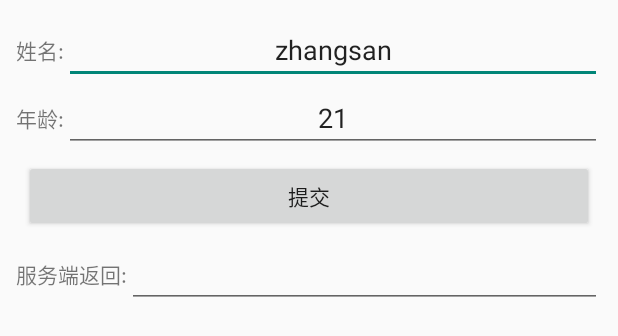
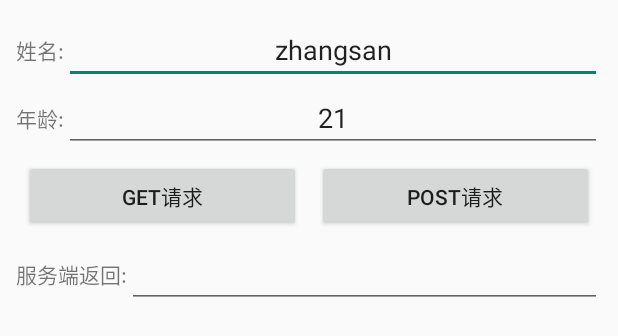
Before and after one commit to yangshangwei/AndroidTourist, an Android app: the layout activity_login.xml on its own in the app's theme, with its tools: preview values and no code run, on a phone screen of 412 x 824 dp. Shown: the top 336 px of the screen. Run offline under Robolectric (Android 15) with nearby library versions, the phone set to English and light mode, and no system bars.

Commit message:
将Get和Post请求区分开来

```diff
--- a/androidbase/src/main/res/layout/activity_login.xml
+++ b/androidbase/src/main/res/layout/activity_login.xml
@@ -49,12 +49,26 @@
 
     </LinearLayout>
 
+    <LinearLayout
+        android:layout_width="match_parent"
+        android:layout_height="wrap_content">
     <Button
-        android:id="@+id/id_btn_submit"
-        android:layout_width="match_parent"
+        android:id="@+id/id_btn_get_submit"
+        android:layout_width="0dp"
         android:layout_height="wrap_content"
+        android:layout_weight="1"
         android:layout_margin="5dp"
-        android:text="@string/submit" />
+        android:text="@string/get_submit" />
+
+        <Button
+            android:id="@+id/id_btn_post_submit"
+            android:layout_width="0dp"
+            android:layout_height="wrap_content"
+            android:layout_weight="1"
+            android:layout_margin="5dp"
+            android:text="@string/post_submit" />
+
+    </LinearLayout>
 
     <LinearLayout
         android:layout_width="match_parent"
--- a/androidbase/src/main/res/values/strings.xml
+++ b/androidbase/src/main/res/values/strings.xml
@@ -12,6 +12,7 @@
     <string name="hintName">zhangsan</string>
     <string name="age">年龄:</string>
     <string name="hintAge">21</string>
-    <string name="submit">提交</string>
+    <string name="get_submit">GET请求</string>
+    <string name="post_submit">POST请求</string>
     <string name="response">服务端返回:</string>
 </resources>
```
Also changed, not shown: androidbase/src/main/java/com/turing/base/activity/LoginActivity.java (+15 -4 lines), androidbase/src/main/java/com/turing/base/http/HttpThreadGetMethod.java (renamed from androidbase/src/main/java/com/turing/base/http/HttpThreadDiffMethod.java, +3 -47 lines), androidbase/src/main/java/com/turing/base/http/HttpThreadPostMethod.java (added, +85 -0 lines).
